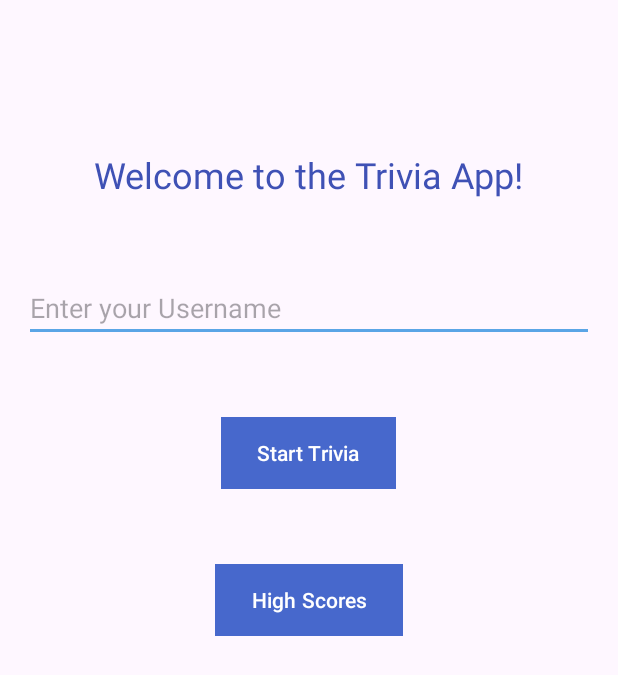
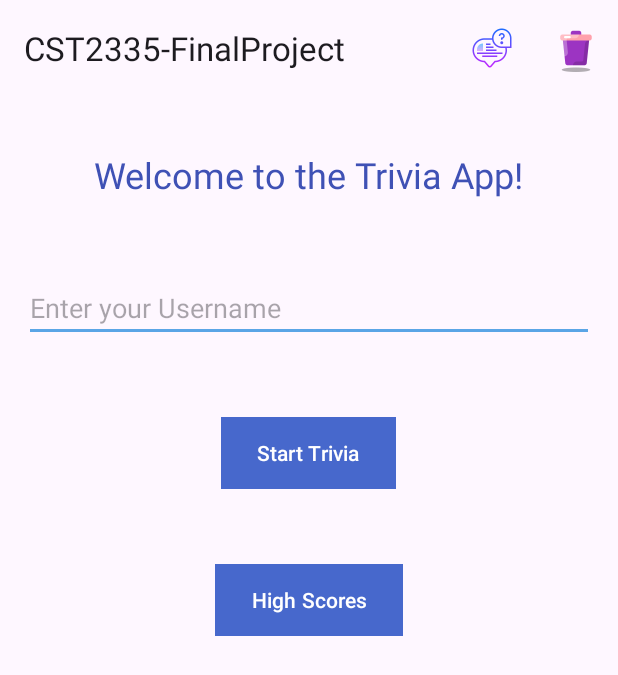
Before and after one commit to h-okay/CST2335-Final-Project-Submission, an Android app: the screen it shows after launch (TriviaMain), on a phone screen of 412 x 824 dp. Shown: the top 675 px of the screen. Run offline under Robolectric (Android 15) with nearby library versions, the phone set to English and light mode, and no system bars.

```diff
--- a/app/src/main/java/algonquin/cst2335/cst2335_finalproject/TriviaQuestions/data/TriviaMain.java
+++ b/app/src/main/java/algonquin/cst2335/cst2335_finalproject/TriviaQuestions/data/TriviaMain.java
@@ -2,23 +2,34 @@ package algonquin.cst2335.cst2335_finalproject.TriviaQuestions.data;
 
 import android.content.Intent;
 import android.os.Bundle;
+import android.view.Menu;
+import android.view.MenuItem;
 import android.view.View;
 import android.widget.Button;
 import android.widget.EditText;
+import android.widget.Toast;
 
+import androidx.annotation.NonNull;
 import androidx.appcompat.app.AppCompatActivity;
+import androidx.appcompat.widget.Toolbar;
 
 import algonquin.cst2335.cst2335_finalproject.R;
 import algonquin.cst2335.cst2335_finalproject.TriviaQuestions.ui.TriviaApplication;
 
 public class TriviaMain extends AppCompatActivity {
+    private EditText usernameEditText;
 
-    private EditText usernameEditText;
+    protected Toolbar theToolbar;
+
 
     @Override
     protected void onCreate(Bundle savedInstanceState) {
         super.onCreate(savedInstanceState);
         setContentView(R.layout.trivia_user_details);  // Changed this line
+
+        theToolbar = findViewById(R.id.myToolbar);
+        setSupportActionBar(theToolbar); //adds your toolbar, onCreateOptionsMenu
+
 
         usernameEditText = findViewById(R.id.usernameEditText);
         Button startTriviaButton = findViewById(R.id.startTriviaButton);
@@ -46,4 +57,26 @@ public class TriviaMain extends AppCompatActivity {
         });
 
     }
+
+    @Override
+    public boolean onOptionsItemSelected(@NonNull MenuItem item) {
+        if (item.getItemId() == R.id.id_help)
+            Toast.makeText(this, "Click on Start to begin the quiz or click on High scores to view the top scores!", Toast.LENGTH_LONG).show();
+        else if (item.getItemId() == R.id.id_delete)
+            Toast.makeText(this, "You clicked on delete", Toast.LENGTH_LONG).show();
+
+
+
+        return true;
 }
+
+    @Override
+    public boolean onCreateOptionsMenu(Menu menu) {
+        super.onCreateOptionsMenu(menu);
+
+        getMenuInflater().inflate(R.menu.trivia_menu, menu);
+
+        return true;
+    }
+
+}
--- a/app/src/main/java/algonquin/cst2335/cst2335_finalproject/TriviaQuestions/ui/TriviaApplication.java
+++ b/app/src/main/java/algonquin/cst2335/cst2335_finalproject/TriviaQuestions/ui/TriviaApplication.java
@@ -50,6 +50,8 @@ public class TriviaApplication extends AppCompatActivity {
     private TextView selectedAnswer;
 
     private String userName;
+
+
 
     @Override
     protected void onCreate(Bundle savedInstanceState) {
--- a/app/src/main/res/layout/activity_trivia_main.xml
+++ b/app/src/main/res/layout/activity_trivia_main.xml
@@ -57,16 +57,14 @@
         android:layout_height="wrap_content"
         android:id="@+id/nextButton"
         android:layout_gravity="center_horizontal"
-        android:text="@string/trivia_answer_submit"
-        android:textColor="@color/trivia_my_primary"/>
+        android:text="@string/trivia_answer_submit" />
 
     <Button
         android:id="@+id/highScoresButton"
         android:layout_width="wrap_content"
         android:layout_height="wrap_content"
         android:layout_gravity="center_horizontal"
-        android:text="@string/trivia_high_score"
-        android:textColor="@color/trivia_my_secondary"/>
+        android:text="@string/trivia_high_score" />
 
     <FrameLayout
         android:id="@+id/fragmentContainer"
--- a/app/src/main/res/layout/trivia_user_details.xml
+++ b/app/src/main/res/layout/trivia_user_details.xml
@@ -2,8 +2,16 @@
     xmlns:tools="http://schemas.android.com/tools"
     android:layout_width="match_parent"
     android:layout_height="match_parent"
+    xmlns:app="http://schemas.android.com/apk/res-auto"
     android:orientation="vertical"
     tools:context="algonquin.cst2335.cst2335_finalproject.TriviaQuestions.data.TriviaMain">
+
+    <androidx.appcompat.widget.Toolbar
+        android:id="@+id/myToolbar"
+        android:layout_width="match_parent"
+        android:layout_height="wrap_content"
+        app:layout_constraintStart_toStartOf="parent"
+        app:layout_constraintTop_toTopOf="parent"/>
 
     <TextView
         android:id="@+id/welcomeTextView"
--- /dev/null
+++ b/app/src/main/res/menu/trivia_menu.xml
@@ -0,0 +1,16 @@
+<?xml version="1.0" encoding="utf-8"?>
+<menu xmlns:app="http://schemas.android.com/apk/res-auto"
+    xmlns:android="http://schemas.android.com/apk/res/android">
+
+    <item
+        android:id="@+id/id_help"
+        android:icon="@drawable/trivia_about"
+        android:title="Help"
+        app:showAsAction="always" />
+    <item
+        android:id="@+id/id_delete"
+        android:icon="@drawable/trivia_delete"
+        android:title="Delete this item"
+        app:showAsAction="always" />
+
+</menu>
```
Also changed, not shown: app/src/main/res/drawable/trivia_about.png (added), app/src/main/res/drawable/trivia_delete.png (added).
